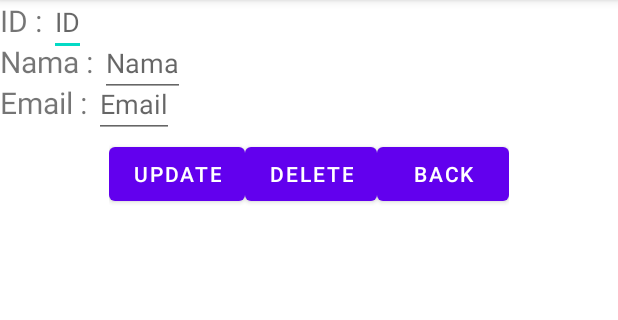
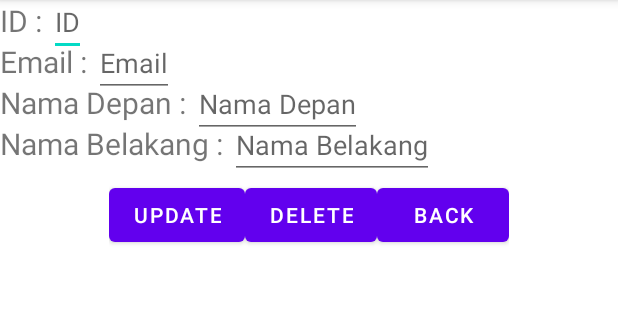
Before and after one commit to IvanHintoro/UsersCRUD2, an Android app: the EditActivity screen opened directly, with no data from a screen before it, on a phone screen of 412 x 824 dp, the part 84-404 px from its top. Run offline under Robolectric (Android 15) with nearby library versions, the phone set to English and light mode, and no system bars.

Commit message:
Modifikasi Untuk UAS

```diff
--- a/app/src/main/java/com/ivanhintoro182101942/userscrud/EditActivity.java
+++ b/app/src/main/java/com/ivanhintoro182101942/userscrud/EditActivity.java
@@ -2,13 +2,99 @@ package com.ivanhintoro182101942.userscrud;
 
 import androidx.appcompat.app.AppCompatActivity;
 
+import android.content.Intent;
 import android.os.Bundle;
+import android.view.View;
+import android.widget.Button;
+import android.widget.EditText;
+import android.widget.Toast;
+
+import com.ivanhintoro182101942.userscrud.model.PostPutDelUser;
+import com.ivanhintoro182101942.userscrud.rest.ApiClient;
+import com.ivanhintoro182101942.userscrud.rest.ApiInterface;
+
+import retrofit2.Call;
+import retrofit2.Callback;
+import retrofit2.Response;
 
 public class EditActivity extends AppCompatActivity {
+
+    EditText editId, editEmail, editFirstName, editLastName;
+    Button btnUpdate, btnDelete, btnBack;
+    ApiInterface mApiInterface;
 
     @Override
     protected void onCreate(Bundle savedInstanceState) {
         super.onCreate(savedInstanceState);
         setContentView(R.layout.activity_edit);
+        editId = (EditText) findViewById(R.id.editID);
+        editEmail = (EditText) findViewById(R.id.editEmail);
+        editFirstName = (EditText) findViewById(R.id.editNamaDepan);
+        editLastName = (EditText) findViewById(R.id.editNamaBelakang);
+
+        Intent mIntent = getIntent();
+        editId.setText(mIntent.getStringExtra("Id"));
+        editId.setTag(editId.getKeyListener());
+        editId.setKeyListener(null);
+        editEmail.setText(mIntent.getStringExtra("Email"));
+        editFirstName.setText(mIntent.getStringExtra("First Name"));
+        editLastName.setText(mIntent.getStringExtra("Last Name"));
+
+        mApiInterface = ApiClient.getClient().create(ApiInterface.class);
+        btnUpdate = (Button) findViewById(R.id.btnUpdate);
+        btnUpdate.setOnClickListener(new View.OnClickListener() {
+            @Override
+            public void onClick(View view) {
+                Call<PostPutDelUser>updateUserCall=mApiInterface.putUser(
+                        editEmail.getText().toString(),
+                        editFirstName.getText().toString(),
+                        editLastName.getText().toString());
+                updateUserCall.enqueue(new Callback<PostPutDelUser>() {
+                    @Override
+                    public void onResponse(Call<PostPutDelUser> call, Response<PostPutDelUser> response) {
+                        MainActivity.ma.refresh();
+                        finish();
+                    }
+
+                    @Override
+                    public void onFailure(Call<PostPutDelUser> call, Throwable t) {
+                        Toast.makeText(getApplicationContext(), "Error", Toast.LENGTH_LONG).show();
+                    }
+                });
+            }
+        });
+
+        btnDelete = (Button)findViewById(R.id.btnDelete);
+        btnDelete.setOnClickListener(new View.OnClickListener() {
+            @Override
+            public void onClick(View view) {
+                if(editId.getText().toString().trim().isEmpty()==false){
+                    Call<PostPutDelUser> deleteUser = mApiInterface.deleteUser(editId.getText().toString());
+                    deleteUser.enqueue(new Callback<PostPutDelUser>() {
+                        @Override
+                        public void onResponse(Call<PostPutDelUser> call, Response<PostPutDelUser> response) {
+                            MainActivity.ma.refresh();
+                            finish();
+                        }
+
+                        @Override
+                        public void onFailure(Call<PostPutDelUser> call, Throwable t) {
+                            Toast.makeText(getApplicationContext(), "Error", Toast.LENGTH_LONG).show();
+                        }
+                    });
+                }else{
+                    Toast.makeText(getApplicationContext(), "Error", Toast.LENGTH_LONG).show();
+                }
+            }
+        });
+
+        btnBack=(Button)findViewById(R.id.btnBack);
+        btnBack.setOnClickListener(new View.OnClickListener() {
+            @Override
+            public void onClick(View view) {
+                MainActivity.ma.refresh();
+                finish();
+            }
+        });
     }
 }
--- a/app/src/main/java/com/ivanhintoro182101942/userscrud/rest/ApiInterface.java
+++ b/app/src/main/java/com/ivanhintoro182101942/userscrud/rest/ApiInterface.java
@@ -12,19 +12,21 @@ import retrofit2.http.POST;
 import retrofit2.http.PUT;
 
 public interface ApiInterface {
-    @GET("users")
+    @GET("users?per_page=50")
     Call<GetUser>getUser();
     @FormUrlEncoded
-    @POST("users")
-    Call<PostPutDelUser>postUser(@Field("name") String name,
-                                 @Field("job") String job);
+    @POST("users?per_page=50")
+    Call<PostPutDelUser>postUser(@Field("email") String email,
+                                 @Field("first_name") String first_name,
+                                 @Field("last_name") String last_name);
 
     @FormUrlEncoded
-    @PUT("users")
-    Call<PostPutDelUser>putUser(@Field("name") String name,
-                                 @Field("job") String job);
+    @PUT("users?per_page=50")
+    Call<PostPutDelUser>putUser(@Field("email") String email,
+                                @Field("first_name") String first_name,
+                                @Field("last_name") String last_name);
 
     @FormUrlEncoded
-    @HTTP(method="DELETE", path = "users", hasBody = true)
+    @HTTP(method="DELETE", path = "users?per_page=50", hasBody = true)
     Call<PostPutDelUser>deleteUser(@Field("id") String id);
 }
--- a/app/src/main/res/layout/activity_edit.xml
+++ b/app/src/main/res/layout/activity_edit.xml
@@ -17,18 +17,26 @@
     <TextView
         android:layout_width="wrap_content"
         android:layout_height="wrap_content"
-        android:id="@+id/textViewNama"
-        android:text="Nama : "
+        android:id="@+id/textViewEmail"
+        android:text="Email : "
         android:textSize="20sp"
         android:layout_below="@+id/textViewID"/>
 
     <TextView
         android:layout_width="wrap_content"
         android:layout_height="wrap_content"
-        android:id="@+id/textViewEmail"
-        android:text="Email : "
+        android:id="@+id/textViewNamaDepan"
+        android:text="Nama Depan : "
         android:textSize="20sp"
-        android:layout_below="@+id/textViewNama"/>
+        android:layout_below="@+id/textViewEmail"/>
+
+    <TextView
+        android:layout_width="wrap_content"
+        android:layout_height="wrap_content"
+        android:id="@+id/textViewNamaBelakang"
+        android:text="Nama Belakang : "
+        android:textSize="20sp"
+        android:layout_below="@+id/textViewNamaDepan"/>
 
     <EditText
         android:layout_width="wrap_content"
@@ -41,24 +49,32 @@
     <EditText
         android:layout_width="wrap_content"
         android:layout_height="wrap_content"
-        android:id="@+id/editNama"
-        android:hint="Nama"
-        android:layout_toRightOf="@id/textViewNama"
-        android:layout_alignBaseline="@id/textViewNama"/>
-
-    <EditText
-        android:layout_width="wrap_content"
-        android:layout_height="wrap_content"
         android:id="@+id/editEmail"
         android:hint="Email"
         android:layout_toRightOf="@id/textViewEmail"
         android:layout_alignBaseline="@id/textViewEmail"/>
 
+    <EditText
+        android:layout_width="wrap_content"
+        android:layout_height="wrap_content"
+        android:id="@+id/editNamaDepan"
+        android:hint="Nama Depan"
+        android:layout_toRightOf="@id/textViewNamaDepan"
+        android:layout_alignBaseline="@id/textViewNamaDepan"/>
+
+    <EditText
+        android:layout_width="wrap_content"
+        android:layout_height="wrap_content"
+        android:id="@+id/editNamaBelakang"
+        android:hint="Nama Belakang"
+        android:layout_toRightOf="@id/textViewNamaBelakang"
+        android:layout_alignBaseline="@id/textViewNamaBelakang"/>
+
     <LinearLayout
         android:layout_width="wrap_content"
         android:layout_height="wrap_content"
         android:orientation="horizontal"
-        android:layout_below="@id/textViewEmail"
+        android:layout_below="@id/textViewNamaBelakang"
         android:layout_centerHorizontal="true"
         android:layout_marginTop="10dp"
         android:layout_marginBottom="10dp">
```
Also changed, not shown: app/src/main/java/com/ivanhintoro182101942/userscrud/InsertActivity.java (+5 -4 lines), app/src/main/java/com/ivanhintoro182101942/userscrud/MainActivity.java (+5 -3 lines), app/src/main/java/com/ivanhintoro182101942/userscrud/adapter/UsersAdapter.java (+7 -5 lines), app/src/main/java/com/ivanhintoro182101942/userscrud/model/User.java (+19 -7 lines), app/src/main/res/layout/activity_insert.xml (+30 -14 lines), app/src/main/res/layout/users_list.xml (+13 -4 lines).
